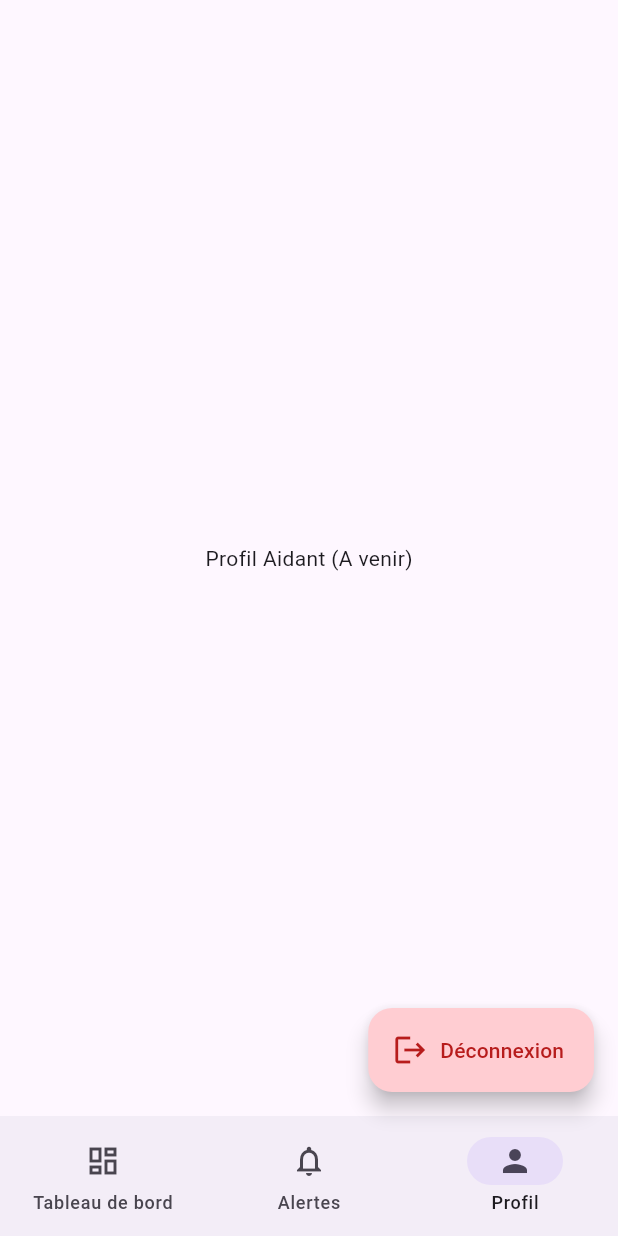
After one commit to AmiineManaii/CareLink, a Flutter app: the CaregiverNavigation screen opened directly, item 3 of the bottom bar chosen, on a phone screen of 412 x 824 dp. The commit adds this screen. Run offline on Flutter 3.47's test engine with Material 3 defaults, Android fonts, the phone set to English and light mode, and no system bars; our stand-ins replace camera, flutter_dotenv, font_awesome_flutter, geolocator, image_picker, shared_preferences; missing offline and left inert: google_mlkit_face_detection, mailer, tflite_flutter; accounts and stored records are empty.

Commit message:
ajout les screen selon role

```diff
--- a/lib/screens/caregiver_login_screen.dart
+++ b/lib/screens/caregiver/caregiver_login_screen.dart
@@ -1,4 +1,5 @@
-import 'package:care_link/main.dart';
+import 'package:care_link/screens/caregiver/caregiver_navigation.dart';
+import 'package:care_link/features/face_auth/face_storage.dart';
 import 'package:flutter/material.dart';
 import 'caregiver_signup_screen.dart';
 
@@ -29,9 +30,11 @@ class _CaregiverLoginScreenState extends State<CaregiverLoginScreen> {
           _isLoading = false;
         });
         // Navigation vers la navigation principale
+        await InMemoryFaceStorage().setRole('aidant');
+        await InMemoryFaceStorage().setLoggedIn(true);
         Navigator.pushAndRemoveUntil(
           context,
-          MaterialPageRoute(builder: (context) => const MainNavigation()),
+          MaterialPageRoute(builder: (context) => const CaregiverNavigation()),
           (route) => false,
         );
       }
@@ -56,11 +59,7 @@ class _CaregiverLoginScreenState extends State<CaregiverLoginScreen> {
           child: Column(
             crossAxisAlignment: CrossAxisAlignment.stretch,
             children: [
-              const Icon(
-                Icons.health_and_safety,
-                size: 80,
-                color: Colors.blue,
-              ),
+              const Icon(Icons.health_and_safety, size: 80, color: Colors.blue),
               const SizedBox(height: 32),
               TextFormField(
                 controller: _emailController,
--- /dev/null
+++ b/lib/screens/caregiver/caregiver_navigation.dart
@@ -0,0 +1,78 @@
+import 'package:flutter/material.dart';
+import 'package:care_link/features/face_auth/face_storage.dart';
+import 'package:care_link/main.dart';
+import 'caregiver_home_screen.dart';
+
+class CaregiverNavigation extends StatefulWidget {
+  const CaregiverNavigation({super.key});
+
+  @override
+  State<CaregiverNavigation> createState() => _CaregiverNavigationState();
+}
+
+class _CaregiverNavigationState extends State<CaregiverNavigation> {
+  int _currentIndex = 0;
+
+  final List<Widget> _screens = [
+    const CaregiverHomeScreen(),
+    const Center(child: Text("Notifications (A venir)")),
+    const Center(child: Text("Profil Aidant (A venir)")),
+  ];
+
+  Future<void> _logout(BuildContext context) async {
+    await InMemoryFaceStorage().setLoggedIn(false);
+    await InMemoryFaceStorage().setRole(''); // Clear role
+    if (!context.mounted) return;
+    Navigator.pushAndRemoveUntil(
+      context,
+      MaterialPageRoute(builder: (_) => const StartupGate()),
+      (route) => false,
+    );
+  }
+
+  @override
+  Widget build(BuildContext context) {
+    return Scaffold(
+      body: _screens[_currentIndex],
+      bottomNavigationBar: NavigationBar(
+        selectedIndex: _currentIndex,
+        onDestinationSelected: (index) {
+          if (index == 3) { // Déconnexion (simulé par un index hors liste ou via bouton)
+             // Optionnel: ajouter un bouton déconnexion dans l'UI plutôt que dans la barre
+          } else {
+            setState(() {
+              _currentIndex = index;
+            });
+          }
+        },
+        destinations: const [
+          NavigationDestination(
+            icon: Icon(Icons.dashboard_outlined),
+            selectedIcon: Icon(Icons.dashboard),
+            label: 'Tableau de bord',
+          ),
+          NavigationDestination(
+            icon: Icon(Icons.notifications_outlined),
+            selectedIcon: Icon(Icons.notifications),
+            label: 'Alertes',
+          ),
+          NavigationDestination(
+            icon: Icon(Icons.person_outline),
+            selectedIcon: Icon(Icons.person),
+            label: 'Profil',
+          ),
+        ],
+      ),
+      // Ajout temporaire pour permettre la déconnexion facile pendant le dev
+      floatingActionButton: _currentIndex == 2
+        ? FloatingActionButton.extended(
+            onPressed: () => _logout(context),
+            label: const Text("Déconnexion"),
+            icon: const Icon(Icons.logout),
+            backgroundColor: Colors.red[100],
+            foregroundColor: Colors.red[900],
+          )
+        : null,
+    );
+  }
+}
--- a/lib/screens/caregiver_signup_screen.dart
+++ b/lib/screens/caregiver/caregiver_signup_screen.dart
@@ -1,3 +1,4 @@
+import 'package:care_link/features/face_auth/face_storage.dart';
 import 'package:flutter/material.dart';
 
 class CaregiverSignupScreen extends StatefulWidget {
@@ -38,6 +39,7 @@ class _CaregiverSignupScreenState extends State<CaregiverSignupScreen> {
           _isLoading = false;
         });
 
+        await InMemoryFaceStorage().setRole('aidant');
         ScaffoldMessenger.of(context).showSnackBar(
           const SnackBar(content: Text('Compte créé avec succès !')),
         );
@@ -124,10 +126,7 @@ class _CaregiverSignupScreenState extends State<CaregiverSignupScreen> {
                   border: OutlineInputBorder(),
                 ),
                 items: _genders.map((gender) {
-                  return DropdownMenuItem(
-                    value: gender,
-                    child: Text(gender),
-                  );
+                  return DropdownMenuItem(value: gender, child: Text(gender));
                 }).toList(),
                 onChanged: (value) {
                   setState(() {
--- a/lib/screens/accessibility_screen.dart
+++ b/lib/screens/elder/accessibility_screen.dart
@@ -2,8 +2,8 @@
 
 import 'package:flutter/material.dart';
 import 'package:font_awesome_flutter/font_awesome_flutter.dart';
-import '../widgets/custom_app_bar.dart';
-import '../widgets/feature_card.dart';
+import '../../widgets/custom_app_bar.dart';
+import '../../widgets/feature_card.dart';
 
 class AccessibilityScreen extends StatefulWidget {
   const AccessibilityScreen({super.key});
--- a/lib/screens/contacts_screen.dart
+++ b/lib/screens/elder/contacts_screen.dart
@@ -1,8 +1,8 @@
 import 'package:flutter/material.dart';
 import 'package:font_awesome_flutter/font_awesome_flutter.dart';
-import '../widgets/custom_app_bar.dart';
-import '../widgets/info_card.dart';
-import '../models/contact.dart';
+import '../../widgets/custom_app_bar.dart';
+import '../../widgets/info_card.dart';
+import '../../models/contact.dart';
 
 class ContactsScreen extends StatefulWidget {
   const ContactsScreen({super.key});
--- a/lib/screens/family_dashboard_screen.dart
+++ b/lib/screens/elder/family_dashboard_screen.dart
@@ -2,7 +2,7 @@
 
 import 'package:flutter/material.dart';
 import 'package:font_awesome_flutter/font_awesome_flutter.dart';
-import '../widgets/stat_card.dart';
+import '../../widgets/stat_card.dart';
 
 class FamilyDashboardScreen extends StatelessWidget {
   final VoidCallback onBack;
--- a/lib/screens/medications_screen.dart
+++ b/lib/screens/elder/medications_screen.dart
@@ -2,9 +2,9 @@
 
 import 'package:flutter/material.dart';
 import 'package:font_awesome_flutter/font_awesome_flutter.dart';
-import '../widgets/custom_app_bar.dart';
-import '../models/medication.dart';
-import '../widgets/medication_reminder_card.dart';
+import '../../widgets/custom_app_bar.dart';
+import '../../models/medication.dart';
+import '../../widgets/medication_reminder_card.dart';
 
 class MedicationsScreen extends StatefulWidget {
   const MedicationsScreen({super.key});
--- a/pubspec.yaml
+++ b/pubspec.yaml
@@ -47,6 +47,7 @@ dependencies:
   geolocator: ^12.0.0
   http: ^1.2.0
   mailer: ^6.1.0
+  flutter_dotenv: ^5.1.0
 
 dev_dependencies:
   flutter_test:
```
Also changed, not shown: lib/features/face_auth/face_login_screen.dart (+6 -3 lines), lib/features/face_auth/face_signup_screen.dart (+5 -2 lines), lib/features/face_auth/face_storage.dart (+13 -0 lines), lib/main.dart (+57 -21 lines), lib/screens/caregiver/caregiver_home_screen.dart (added, +19 -0 lines), lib/screens/elder/home_screen.dart (renamed from lib/screens/home_screen.dart, +21 -19 lines), lib/screens/elder/alerts_screen.dart (renamed from lib/screens/alerts_screen.dart), pubspec.lock, 1 other file.
